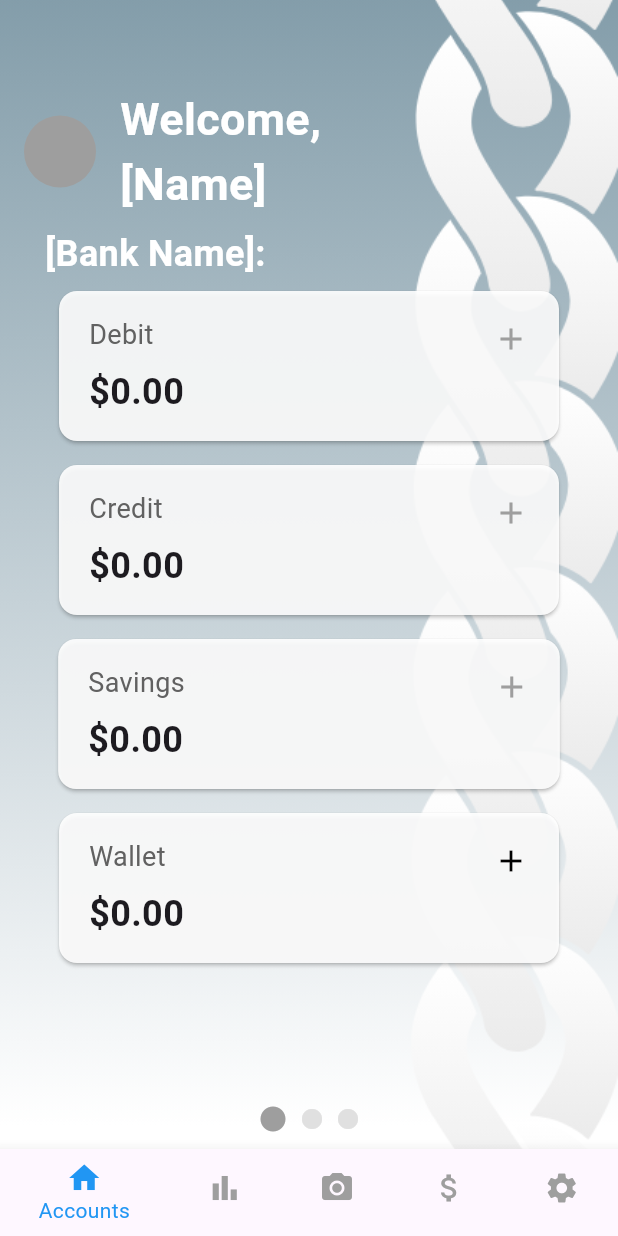
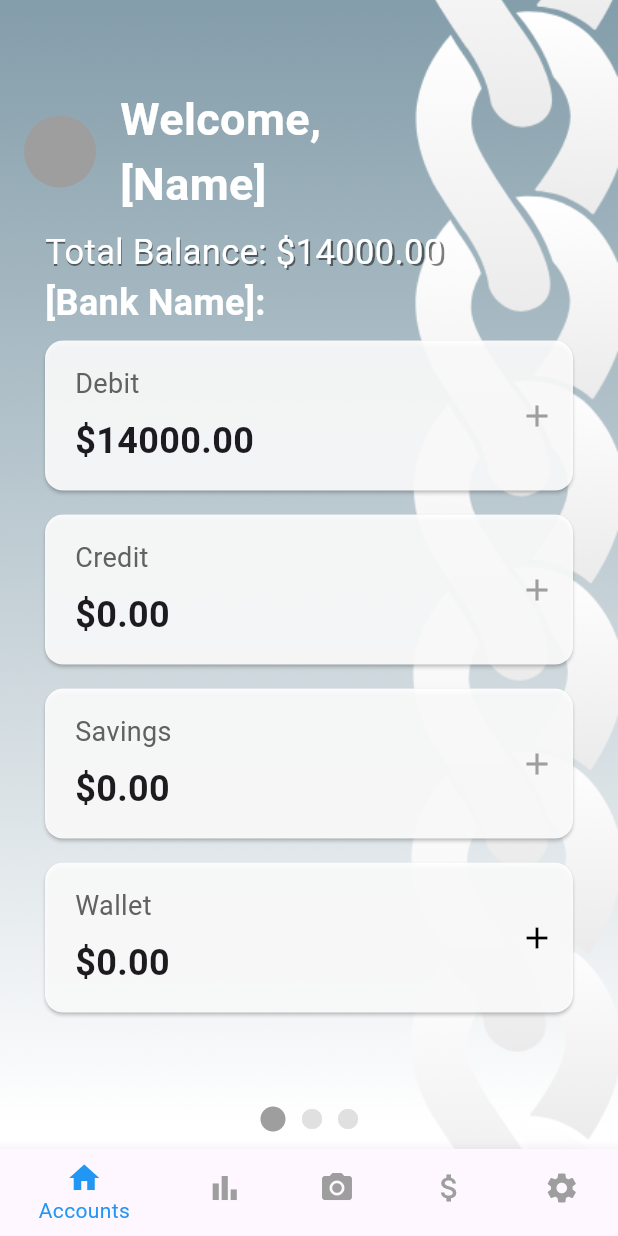
Before and after one commit to ALe-BD/fiscus, a Flutter app: the screen it shows after launch, on a phone screen of 412 x 824 dp. Run offline on Flutter 3.47's test engine with Material 3 defaults, Android fonts, the phone set to English and light mode, and no system bars; our stand-ins replace firebase_auth, firebase_core, fl_chart; accounts and stored records are empty.

```diff
--- a/lib/componets/Account_Card.dart
+++ b/lib/componets/Account_Card.dart
@@ -3,12 +3,12 @@ import 'package:flutter/material.dart';
 class AccountCard extends StatelessWidget {
   final String title;
   final double amount;
-  final VoidCallback? onAddMoney; // Nullable callback
+  final VoidCallback? onAddMoney;
 
   AccountCard({
     required this.title,
     required this.amount,
-    this.onAddMoney, // Optional parameter
+    this.onAddMoney,
   });
 
   @override
@@ -16,11 +16,11 @@ class AccountCard extends StatelessWidget {
     return Card(
       margin: EdgeInsets.symmetric(vertical: 8.0),
       color: Colors.white.withOpacity(0.9), // Slightly transparent
-      child: Stack(
+      child: Row(
         children: [
-          Padding(
-            padding: const EdgeInsets.only(
-            left: 20, right: 250, bottom: 16.0, top: 16.0),
+          Expanded(
+            child: Padding(
+              padding: const EdgeInsets.symmetric(vertical: 16.0, horizontal: 20.0),
               child: Column(
                 crossAxisAlignment: CrossAxisAlignment.start,
                 children: [
@@ -32,35 +32,28 @@ class AccountCard extends StatelessWidget {
                   Text(
                     '\$${amount.toStringAsFixed(2)}',
                     style: TextStyle(fontSize: 24, fontWeight: FontWeight.bold),
+                    overflow: TextOverflow.ellipsis, // Prevent overflow issues
                   ),
                 ],
               ),
             ),
-          // Positioned "Add" button at the top right
+          ),
           if (onAddMoney != null) // Only show button if onAddMoney is provided
-            Positioned(
-              top: 8.0,
-              right: 8.0,
-              child: IconButton(
+            IconButton(
               icon: Icon(
                 Icons.add,
                 color: Colors.black, // Color of the icon
               ),
               onPressed: onAddMoney, // Callback when pressed
-              ),
-            ),
-          if (onAddMoney == null) // Grey out button if onAddMoney is null
-            Positioned(
-              top: 8.0,
-              right: 8.0,
-              child: IconButton(
+            )
+          else
+            IconButton(
               icon: Icon(
                 Icons.add,
                 color: Colors.grey, // Grey out the icon
               ),
               onPressed: null, // Disable the button
             ),
-            ),
         ],
       ),
     );
--- a/lib/screens/budget_page.dart
+++ b/lib/screens/budget_page.dart
@@ -9,9 +9,9 @@ class BudgetPage extends StatefulWidget {
 class _BudgetPageState extends State<BudgetPage> {
   // List to store budget items
   List<BudgetItem> budgetItems = [
-    BudgetItem(label: 'Taxes', percentage: 65, color: Colors.blue.shade800, amount: 100),
-    BudgetItem(label: 'Food', percentage: 20, color: Colors.lightBlue.shade300, amount: 100),
-    BudgetItem(label: 'Entertainment', percentage: 15, color: Colors.red, amount: 100),
+    BudgetItem(label: 'Taxes', percentage: 65, color: Colors.blue.shade800, amount: 10000),
+    BudgetItem(label: 'Food', percentage: 20, color: Colors.lightBlue.shade300, amount: 10000),
+    BudgetItem(label: 'Entertainment', percentage: 15, color: Colors.red, amount: 10000),
   ];
   // Method edit
   void _showEditBudgetItemDialog(BuildContext context, int index) {
@@ -132,7 +132,7 @@ class _BudgetPageState extends State<BudgetPage> {
   // Method to add a new budget item
   void addBudgetItem(String label, double percentage, Color color) {
     setState(() {
-      budgetItems.add(BudgetItem(label: label, percentage: percentage, color: color, amount: 100));
+      budgetItems.add(BudgetItem(label: label, percentage: percentage, color: color, amount: 10000));
     });
     checkTotalPercentage();
   }
--- a/lib/screens/home_page.dart
+++ b/lib/screens/home_page.dart
@@ -10,11 +10,15 @@ class HomePage extends StatefulWidget {
 
 class _HomePageState extends State<HomePage> {
   // Initialize account balances
-  double debitBalance = 0.0;
+  double debitBalance = 14000.0;
   double creditBalance = 0.0;
   double savingsBalance = 0.0;
   double walletBalance = 0.0;
+  double balance = 14000.0;
 
+  void totalBalanceCal(BuildContext context){
+    balance = debitBalance + walletBalance;
+  }
   // Function to update account balances
   void _showAddMoneyDialog(BuildContext context) {
     final TextEditingController amountController = TextEditingController();
@@ -41,6 +45,7 @@ class _HomePageState extends State<HomePage> {
                   setState(() {
                     walletBalance += enteredAmount; // Update balance using setState
                   });
+                  totalBalanceCal(context);
                 }
                 Navigator.of(context).pop(); // Close dialog
               },
@@ -95,6 +100,36 @@ class _HomePageState extends State<HomePage> {
                               fontSize: 30,
                               fontWeight: FontWeight.bold,
                               color: Colors.white),
+                        ),
+                      ],
+                    ),
+                  ],
+                ),
+              ),
+              Padding(
+                padding: const EdgeInsets.symmetric(horizontal: 30.0),
+                child: Row(
+                  crossAxisAlignment: CrossAxisAlignment.start,
+                  children: [
+                    Stack(
+                      children: [
+                        // Shadow text
+                        Text(
+                          'Total Balance: \$${balance.toStringAsFixed(2)}',
+                          style: TextStyle(
+                            fontSize: 23.2,
+
+                            color: Colors.black.withOpacity(0.5), // Shadow color
+                          ),
+                        ),
+                        // Foreground text
+                        Text(
+                          'Total Balance: \$${balance.toStringAsFixed(2)}',
+                          style: TextStyle(
+                            fontSize: 23,
+
+                            color: Colors.white,
+                          ),
                         ),
                       ],
                     ),
```
Lines whose indentation alone changed are shown as unchanged.
